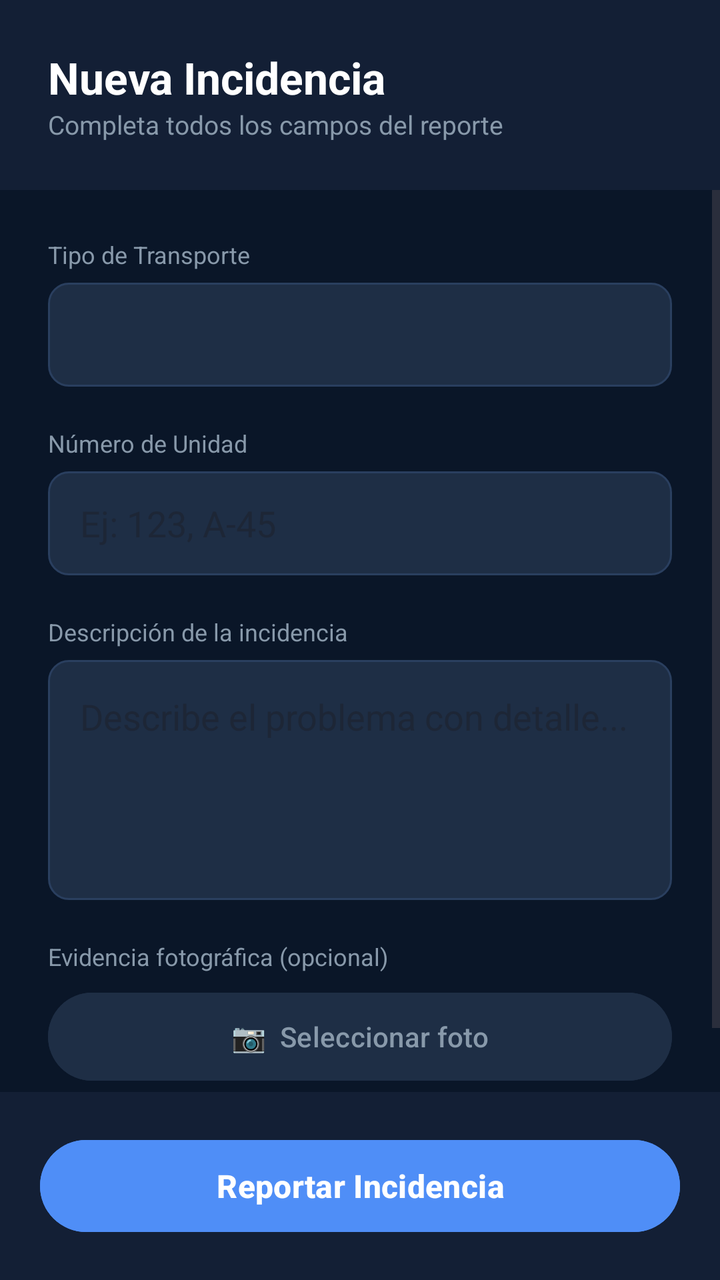
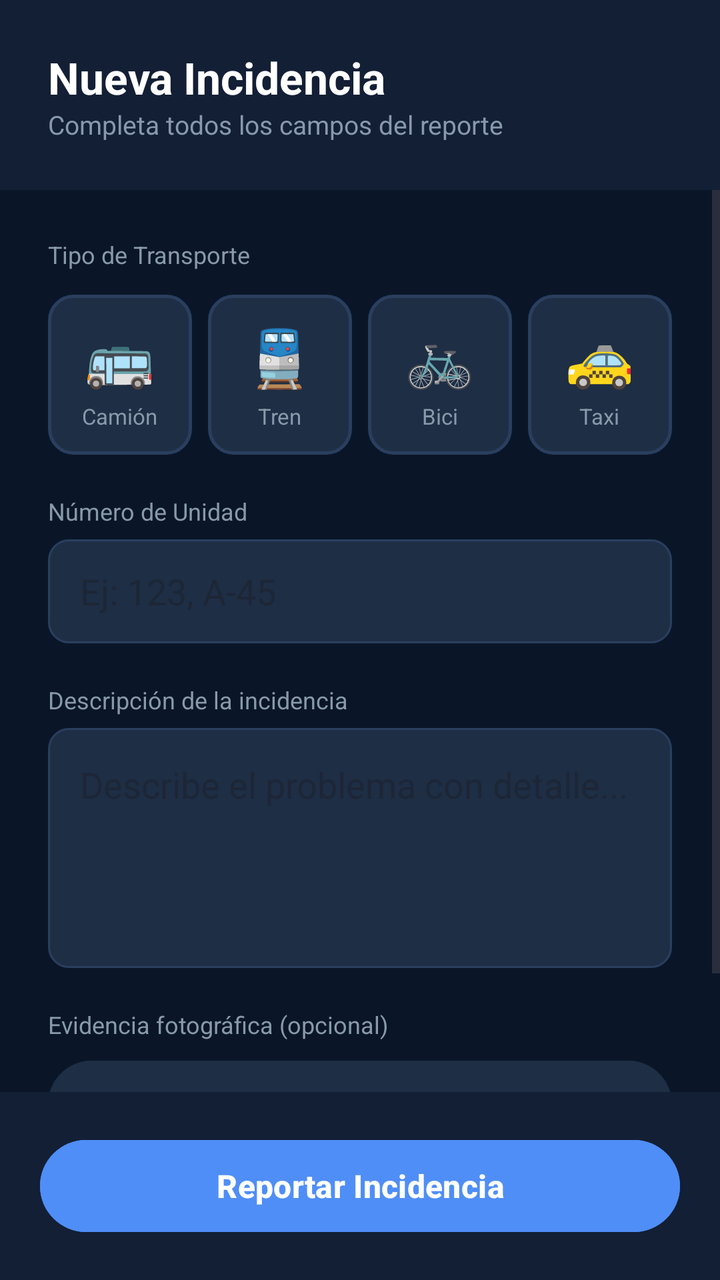

Compare the two renders of this Android layout. The source of the first and the diff that turns it into the second are given below.
<!-- AndroidManifest.xml: application theme Theme.VigiaVial -->
<!-- res/layout/activity_reporte.xml -->
<?xml version="1.0" encoding="utf-8"?>
<LinearLayout xmlns:android="http://schemas.android.com/apk/res/android"
    android:layout_width="match_parent"
    android:layout_height="match_parent"
    android:orientation="vertical"
    android:background="#0A1628">

    
    <LinearLayout
        android:layout_width="match_parent"
        android:layout_height="wrap_content"
        android:orientation="vertical"
        android:background="#131F35"
        android:padding="24dp"
        android:paddingTop="32dp">

        <TextView
            android:layout_width="wrap_content"
            android:layout_height="wrap_content"
            android:text="Nueva Incidencia"
            android:textSize="22sp"
            android:textStyle="bold"
            android:textColor="#FFFFFF"/>

        <TextView
            android:layout_width="wrap_content"
            android:layout_height="wrap_content"
            android:text="Completa todos los campos del reporte"
            android:textSize="13sp"
            android:textColor="#8899AA"/>
    </LinearLayout>

    <ScrollView
        android:layout_width="match_parent"
        android:layout_height="0dp"
        android:layout_weight="1">

        <LinearLayout
            android:layout_width="match_parent"
            android:layout_height="wrap_content"
            android:orientation="vertical"
            android:padding="24dp">

            
            <TextView
                android:layout_width="wrap_content"
                android:layout_height="wrap_content"
                android:text="Tipo de Transporte"
                android:textSize="12sp"
                android:textColor="#8899AA"
                android:layout_marginBottom="6dp"/>

            <Spinner
                android:id="@+id/spinnerTransporte"
                android:layout_width="match_parent"
                android:layout_height="52dp"
                android:background="@drawable/input_bg_dark"
                android:paddingStart="16dp"
                android:paddingEnd="16dp"
                android:layout_marginBottom="20dp"/>

            
            <TextView
                android:layout_width="wrap_content"
                android:layout_height="wrap_content"
                android:text="Número de Unidad"
                android:textSize="12sp"
                android:textColor="#8899AA"
                android:layout_marginBottom="6dp"/>

            <EditText
                android:id="@+id/etNumeroUnidad"
                android:layout_width="match_parent"
                android:layout_height="52dp"
                android:hint="Ej: 123, A-45"
                android:textColor="#FFFFFF"
                android:inputType="text"
                android:background="@drawable/input_bg_dark"
                android:paddingStart="16dp"
                android:paddingEnd="16dp"
                android:layout_marginBottom="20dp"/>

            
            <TextView
                android:layout_width="wrap_content"
                android:layout_height="wrap_content"
                android:text="Descripción de la incidencia"
                android:textSize="12sp"
                android:textColor="#8899AA"
                android:layout_marginBottom="6dp"/>

            <EditText
                android:id="@+id/etDescripcion"
                android:layout_width="match_parent"
                android:layout_height="120dp"
                android:hint="Describe el problema con detalle..."
                android:textColor="#FFFFFF"
                android:inputType="textMultiLine"
                android:gravity="top|start"
                android:background="@drawable/input_bg_dark"
                android:padding="16dp"
                android:layout_marginBottom="20dp"/>

            
            <TextView
                android:layout_width="wrap_content"
                android:layout_height="wrap_content"
                android:text="Evidencia fotográfica (opcional)"
                android:textSize="12sp"
                android:textColor="#8899AA"
                android:layout_marginBottom="6dp"/>

            <Button
                android:id="@+id/btnSeleccionarFoto"
                android:layout_width="match_parent"
                android:layout_height="52dp"
                android:text="📷  Seleccionar foto"
                android:backgroundTint="#1E2E45"
                android:textColor="#8899AA"
                android:layout_marginBottom="12dp"/>

            <ImageView
                android:id="@+id/ivPreview"
                android:layout_width="match_parent"
                android:layout_height="180dp"
                android:scaleType="centerCrop"
                android:visibility="gone"
                android:layout_marginBottom="8dp"/>

        </LinearLayout>
    </ScrollView>

    
    <LinearLayout
        android:layout_width="match_parent"
        android:layout_height="wrap_content"
        android:background="#131F35"
        android:padding="20dp">

        <Button
            android:id="@+id/btnReportar"
            android:layout_width="match_parent"
            android:layout_height="54dp"
            android:text="Reportar Incidencia"
            android:textSize="16sp"
            android:textStyle="bold"
            android:backgroundTint="#4F8EF7"/>
    </LinearLayout>

</LinearLayout>
<!-- resources referenced by this layout -->
<resources>
  <!-- drawable input_bg_dark (drawable) -->
  <?xml version="1.0" encoding="utf-8"?>
  <shape xmlns:android="http://schemas.android.com/apk/res/android"
      android:shape="rectangle">
      <solid android:color="#1E2E45"/>
      <stroke android:width="1dp" android:color="#2A3F5F"/>
      <corners android:radius="10dp"/>
  </shape>
  <style name="Theme.VigiaVial" parent="Base.Theme.VigiaVial" />
  <style name="Base.Theme.VigiaVial" parent="Theme.Material3.DayNight.NoActionBar">
          
          
      </style>
</resources>

<!-- the commit's change to res/layout/activity_reporte.xml (unified diff, before → after) -->
@@ -48,16 +48,130 @@
                 android:text="Tipo de Transporte"
                 android:textSize="12sp"
                 android:textColor="#8899AA"
-                android:layout_marginBottom="6dp"/>
-
-            <Spinner
-                android:id="@+id/spinnerTransporte"
-                android:layout_width="match_parent"
-                android:layout_height="52dp"
-                android:background="@drawable/input_bg_dark"
-                android:paddingStart="16dp"
-                android:paddingEnd="16dp"
-                android:layout_marginBottom="20dp"/>
+                android:layout_marginBottom="12dp"/>
+
+            <LinearLayout
+                android:layout_width="match_parent"
+                android:layout_height="wrap_content"
+                android:orientation="horizontal"
+                android:layout_marginBottom="20dp">
+
+                
+                <LinearLayout
+                    android:id="@+id/btnTransCamion"
+                    android:layout_width="0dp"
+                    android:layout_height="80dp"
+                    android:layout_weight="1"
+                    android:orientation="vertical"
+                    android:gravity="center"
+                    android:background="@drawable/transport_btn_unselected"
+                    android:layout_marginEnd="8dp"
+                    android:clickable="true"
+                    android:focusable="true">
+
+                    <TextView
+                        android:layout_width="wrap_content"
+                        android:layout_height="wrap_content"
+                        android:text="🚌"
+                        android:textSize="28sp"/>
+
+                    <TextView
+                        android:id="@+id/lblCamion"
+                        android:layout_width="wrap_content"
+                        android:layout_height="wrap_content"
+                        android:text="Camión"
+                        android:textSize="11sp"
+                        android:textColor="#8899AA"
+                        android:layout_marginTop="4dp"/>
+                </LinearLayout>
+
+                
+                <LinearLayout
+                    android:id="@+id/btnTransTren"
+                    android:layout_width="0dp"
+                    android:layout_height="80dp"
+                    android:layout_weight="1"
+                    android:orientation="vertical"
+                    android:gravity="center"
+                    android:background="@drawable/transport_btn_unselected"
+                    android:layout_marginEnd="8dp"
+                    android:clickable="true"
+                    android:focusable="true">
+
+                    <TextView
+                        android:layout_width="wrap_content"
+                        android:layout_height="wrap_content"
+                        android:text="🚆"
+                        android:textSize="28sp"/>
+
+                    <TextView
+                        android:id="@+id/lblTren"
+                        android:layout_width="wrap_content"
+                        android:layout_height="wrap_content"
+                        android:text="Tren"
+                        android:textSize="11sp"
+                        android:textColor="#8899AA"
+                        android:layout_marginTop="4dp"/>
+                </LinearLayout>
+
+                
+                <LinearLayout
+                    android:id="@+id/btnTransBici"
+                    android:layout_width="0dp"
+                    android:layout_height="80dp"
+                    android:layout_weight="1"
+                    android:orientation="vertical"
+                    android:gravity="center"
+                    android:background="@drawable/transport_btn_unselected"
+                    android:layout_marginEnd="8dp"
+                    android:clickable="true"
+                    android:focusable="true">
+
+                    <TextView
+                        android:layout_width="wrap_content"
+                        android:layout_height="wrap_content"
+                        android:text="🚲"
+                        android:textSize="28sp"/>
+
+                    <TextView
+                        android:id="@+id/lblBici"
+                        android:layout_width="wrap_content"
+                        android:layout_height="wrap_content"
+                        android:text="Bici"
+                        android:textSize="11sp"
+                        android:textColor="#8899AA"
+                        android:layout_marginTop="4dp"/>
+                </LinearLayout>
+
+                
+                <LinearLayout
+                    android:id="@+id/btnTransTaxi"
+                    android:layout_width="0dp"
+                    android:layout_height="80dp"
+                    android:layout_weight="1"
+                    android:orientation="vertical"
+                    android:gravity="center"
+                    android:background="@drawable/transport_btn_unselected"
+                    android:clickable="true"
+                    android:focusable="true">
+
+                    <TextView
+                        android:layout_width="wrap_content"
+                        android:layout_height="wrap_content"
+                        android:text="🚕"
+                        android:textSize="28sp"/>
+
+                    <TextView
+                        android:id="@+id/lblTaxi"
+                        android:layout_width="wrap_content"
+                        android:layout_height="wrap_content"
+                        android:text="Taxi"
+                        android:textSize="11sp"
+                        android:textColor="#8899AA"
+                        android:layout_marginTop="4dp"/>
+                </LinearLayout>
+
+            </LinearLayout>
 
             
             <TextView
<!-- resource entries referenced after the edit -->
@@ -8,6 +8,14 @@
       <stroke android:width="1dp" android:color="#2A3F5F"/>
       <corners android:radius="10dp"/>
   </shape>
+  <!-- drawable transport_btn_unselected (drawable) -->
+  <?xml version="1.0" encoding="utf-8"?>
+  <shape xmlns:android="http://schemas.android.com/apk/res/android"
+      android:shape="rectangle">
+      <solid android:color="#1E2E45"/>
+      <stroke android:width="1.5dp" android:color="#2A3F5F"/>
+      <corners android:radius="12dp"/>
+  </shape>
   <style name="Theme.VigiaVial" parent="Base.Theme.VigiaVial" />
   <style name="Base.Theme.VigiaVial" parent="Theme.Material3.DayNight.NoActionBar">
           
